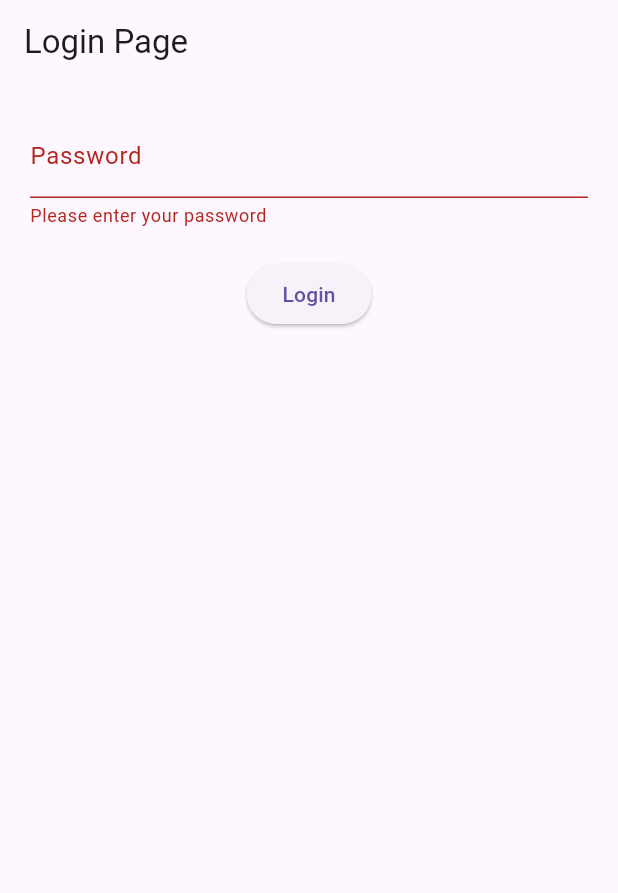
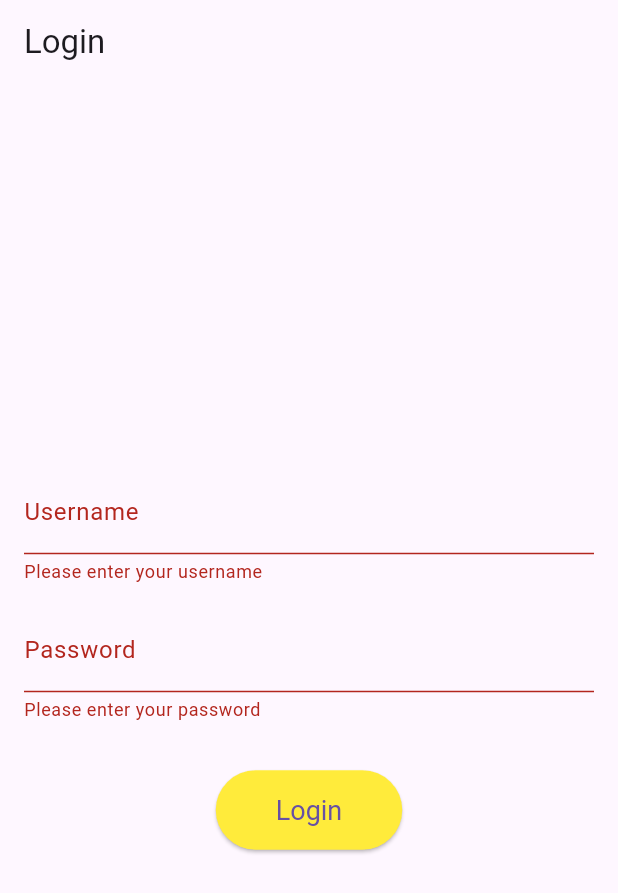
Before and after one commit to Elbert-Nebres/Appdev, a Flutter app: the screen it shows after launch, after a tap on "Login", on a phone screen of 412 x 824 dp. Shown: the top 893 px of the screen. Run offline on Flutter 3.47's test engine with Material 3 defaults, Android fonts, the phone set to English and light mode, and no system bars.

Commit message:
Update login_page.dart

```diff
--- a/lib/login_page.dart
+++ b/lib/login_page.dart
@@ -7,11 +7,20 @@ class LoginPage extends StatefulWidget {
 
 class _LoginPageState extends State<LoginPage> {
   final _formKey = GlobalKey<FormState>();
+  String _username = '';
   String _password = '';
 
   void _login() {
     if (_formKey.currentState!.validate()) {
       _formKey.currentState!.save();
+      if (_username == 'name') {
+        // Navigate to the home page (product page) on successful login
+        Navigator.pushReplacementNamed(context, '/home');
+      } else {
+        ScaffoldMessenger.of(context).showSnackBar(
+          SnackBar(content: Text('Invalid username')),
+        );
+      }
       if (_password == 'password') {
         // Navigate to the home page (product page) on successful login
         Navigator.pushReplacementNamed(context, '/home');
@@ -27,17 +36,29 @@ class _LoginPageState extends State<LoginPage> {
   Widget build(BuildContext context) {
     return Scaffold(
       appBar: AppBar(
-        title: Text('Login Page'),
+        title: Text('Login'),
       ),
       body: Padding(
-        padding: const EdgeInsets.all(20.0),
+        padding: const EdgeInsets.all(16.0),
         child: Form(
           key: _formKey,
           child: Column(
+            mainAxisAlignment: MainAxisAlignment.center,
             children: [
               TextFormField(
+                decoration: InputDecoration(labelText: 'Username'),
+                validator: (value) {
+                  if (value!.isEmpty) {
+                    return 'Please enter your username';
+                  }
+                  return null;
+                },
+                onSaved: (value) => _username = value!,
+              ),
+              SizedBox(height: 16.0),
+              TextFormField(
+                obscureText: true,
                 decoration: InputDecoration(labelText: 'Password'),
-                obscureText: true,
                 validator: (value) {
                   if (value!.isEmpty) {
                     return 'Please enter your password';
@@ -46,10 +67,15 @@ class _LoginPageState extends State<LoginPage> {
                 },
                 onSaved: (value) => _password = value!,
               ),
-              SizedBox(height: 20),
+              SizedBox(height: 32.0),
               ElevatedButton(
-                child: Text('Login'),
                 onPressed: _login, // Call the _login method
+                style: ElevatedButton.styleFrom(
+                  backgroundColor: Colors.yellow,
+                  padding: const EdgeInsets.symmetric(horizontal: 40.0, vertical: 16.0),
+                  textStyle: const TextStyle(fontSize: 18.0),
+                ),
+                child: const Text('Login'),
               ),
             ],
           ),
```
